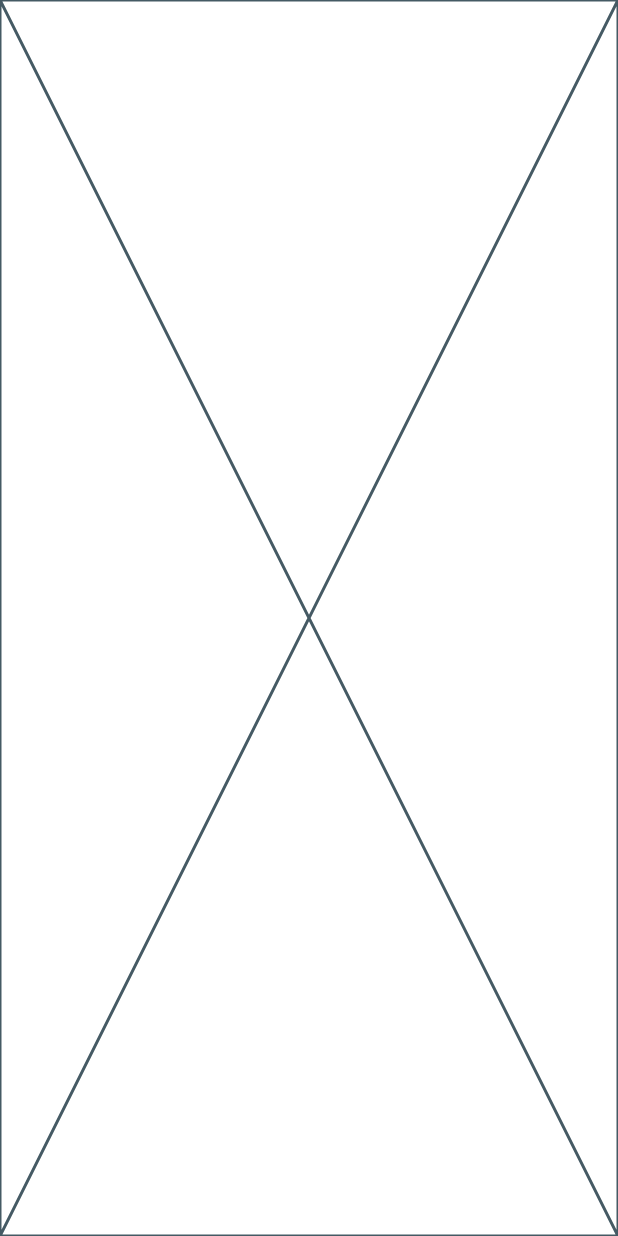
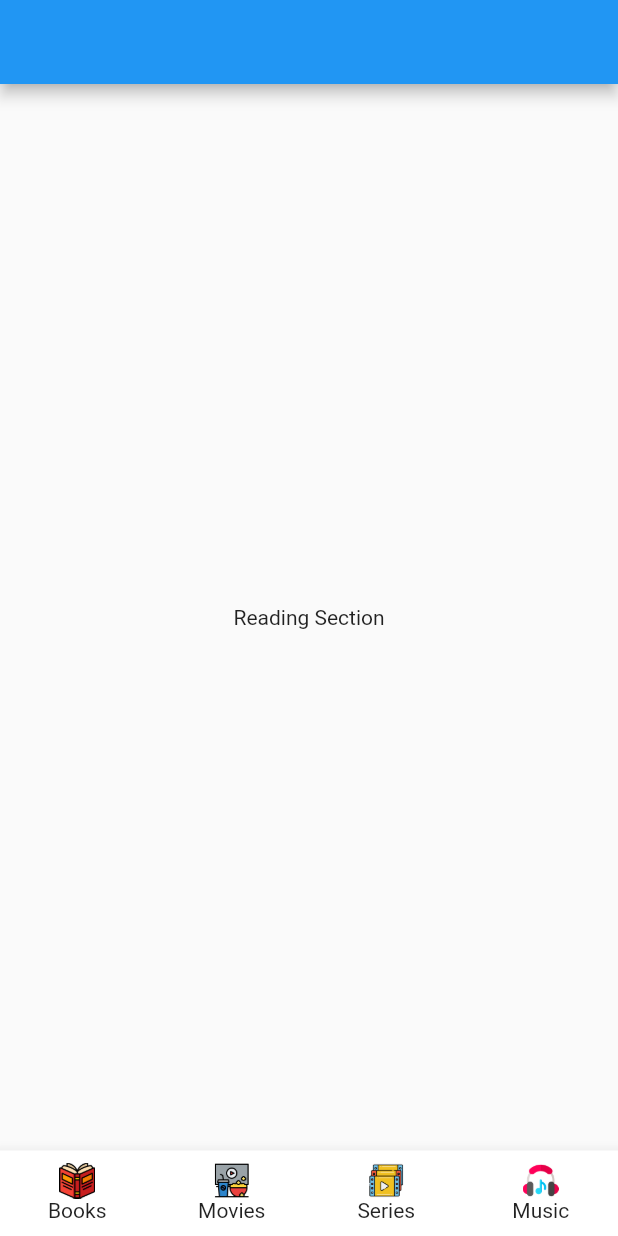
Before and after one commit to anuvab-b/my_collection, a Flutter app: the screen it shows after launch, on a phone screen of 412 x 824 dp. Run offline on Flutter 3.47's test engine with Material 2 defaults, Android fonts, the phone set to English and light mode, and no system bars.

Commit message:
Home Screen bottom nav & provider added

```diff
--- a/lib/main.dart
+++ b/lib/main.dart
@@ -1,6 +1,9 @@
 import 'package:flutter/material.dart';
 import 'package:my_collection/utils/routes/route_names.dart';
 import 'package:my_collection/utils/routes/routes.dart';
+import 'package:my_collection/viewmodel/home_screen_provider.dart';
+import 'package:my_collection/viewmodel/movie_provider.dart';
+import 'package:my_collection/viewmodel/music_provider.dart';
 import 'package:provider/provider.dart';
 
 void main() {
@@ -14,13 +17,17 @@ class MyApp extends StatelessWidget {
   @override
   Widget build(BuildContext context) {
     return MultiProvider(
-      providers: [],
+      providers: [
+        ChangeNotifierProvider(create: (_)=> MusicProvider()),
+        ChangeNotifierProvider(create: (_)=> MovieProvider()),
+        ChangeNotifierProvider(create: (_)=> HomeScreenProvider())
+      ],
       child: MaterialApp(
         title: "My Collection",
         theme: ThemeData(
           primarySwatch: Colors.blue
         ),
-        initialRoute: RouteNames.login,
+        initialRoute: RouteNames.home,
         onGenerateRoute: Routes.generateRoute,
       ),
     );
--- /dev/null
+++ b/lib/res/assets.dart
@@ -0,0 +1,4 @@
+const icBook = "assets/icons/book.png";
+const icMovie = "assets/icons/movie.png";
+const icMusic = "assets/icons/music.png";
+const icSeries = "assets/icons/series.png";
--- /dev/null
+++ b/lib/view/books_screen.dart
@@ -0,0 +1,13 @@
+import 'package:flutter/material.dart';
+class BooksScreen extends StatelessWidget {
+  const BooksScreen({Key? key}) : super(key: key);
+
+  @override
+  Widget build(BuildContext context) {
+    return const Scaffold(
+      body: Center(
+        child: Text("Reading Section"),
+      ),
+    );
+  }
+}
--- a/lib/view/home_screen.dart
+++ b/lib/view/home_screen.dart
@@ -1,9 +1,82 @@
 import 'package:flutter/material.dart';
+import 'package:my_collection/res/assets.dart';
+import 'package:my_collection/view/books_screen.dart';
+import 'package:my_collection/view/movies_screen.dart';
+import 'package:my_collection/view/music_screen.dart';
+import 'package:my_collection/view/series_screen.dart';
+import 'package:my_collection/viewmodel/home_screen_provider.dart';
+import 'package:provider/provider.dart';
 class HomeScreen extends StatelessWidget {
   const HomeScreen({Key? key}) : super(key: key);
 
   @override
   Widget build(BuildContext context) {
-    return const Placeholder();
+    return ChangeNotifierProvider<HomeScreenProvider>(
+      create: (context)=>HomeScreenProvider(),
+      child: Scaffold(
+        appBar: AppBar(),
+        body: Consumer<HomeScreenProvider>(
+            builder:
+                (context,provider,child)
+            {
+              return IndexedStack(
+                index: provider.selectedIndex,
+                children: const [
+                  BooksScreen(),
+                  MoviesScreen(),
+                  SeriesScreen(),
+                  MusicScreen()
+                ],
+              );
+            }),
+        bottomNavigationBar: Consumer<HomeScreenProvider>(
+          builder: (context,provider,child) {
+            return BottomNavigationBar(
+              type: BottomNavigationBarType.fixed,
+              showUnselectedLabels: false,
+              backgroundColor: Colors.white,
+              showSelectedLabels: false,
+              selectedLabelStyle: const TextStyle(fontSize: 8.0),
+              currentIndex: provider.selectedIndex,
+              onTap: provider.onBottomNavIndexChanged,
+              items: [
+                BottomNavigationBarItem(
+                    icon: Column(
+                      children: [
+                        Image.asset(icBook, height: 24.0, width: 24.0),
+                        const Text("Books"),
+                      ],
+                    ),
+                    label: "Books"),
+                BottomNavigationBarItem(
+                    icon: Column(
+                      children: [
+                        Image.asset(icMovie, height: 24.0, width: 24.0),
+                        const Text("Movies"),
+                      ],
+                    ),
+                    label: "Movies"),
+                BottomNavigationBarItem(
+                    icon: Column(
+                      children: [
+                        Image.asset(icSeries, height: 24.0, width: 24.0),
+                        const Text("Series"),
+                      ],
+                    ),
+                    label: "Series"),
+                BottomNavigationBarItem(
+                    icon: Column(
+                      children: [
+                        Image.asset(icMusic, height: 24.0, width: 24.0),
+                        const Text("Music"),
+                      ],
+                    ),
+                    label: "Music")
+              ],
+            );
+          }
+        ),
+      ),
+    );
   }
 }
--- /dev/null
+++ b/lib/view/movies_screen.dart
@@ -0,0 +1,13 @@
+import 'package:flutter/material.dart';
+class MoviesScreen extends StatelessWidget {
+  const MoviesScreen({Key? key}) : super(key: key);
+
+  @override
+  Widget build(BuildContext context) {
+    return  const Scaffold(
+      body: Center(
+        child: Text("Movies Section"),
+      ),
+    );
+  }
+}
--- /dev/null
+++ b/lib/view/music_screen.dart
@@ -0,0 +1,13 @@
+import 'package:flutter/material.dart';
+class MusicScreen extends StatelessWidget {
+  const MusicScreen({Key? key}) : super(key: key);
+
+  @override
+  Widget build(BuildContext context) {
+    return  const Scaffold(
+      body: Center(
+        child: Text("Music Section"),
+      ),
+    );
+  }
+}
--- /dev/null
+++ b/lib/view/series_screen.dart
@@ -0,0 +1,13 @@
+import 'package:flutter/material.dart';
+class SeriesScreen extends StatelessWidget {
+  const SeriesScreen({Key? key}) : super(key: key);
+
+  @override
+  Widget build(BuildContext context) {
+    return  const Scaffold(
+      body: Center(
+        child: Text("Series Corner"),
+      ),
+    );
+  }
+}
--- /dev/null
+++ b/lib/viewmodel/home_screen_provider.dart
@@ -0,0 +1,10 @@
+import 'package:flutter/cupertino.dart';
+
+class HomeScreenProvider extends ChangeNotifier{
+
+  int selectedIndex = 0;
+  onBottomNavIndexChanged(int index){
+    selectedIndex = index;
+    notifyListeners();
+  }
+}
--- /dev/null
+++ b/lib/viewmodel/movie_provider.dart
@@ -0,0 +1,5 @@
+import 'package:flutter/material.dart';
+
+class MovieProvider extends ChangeNotifier{
+
+}
--- /dev/null
+++ b/lib/viewmodel/music_provider.dart
@@ -0,0 +1,5 @@
+import 'package:flutter/cupertino.dart';
+
+class MusicProvider extends ChangeNotifier{
+
+}
```
Also changed, not shown: pubspec.yaml (+2 -30 lines), assets/icons/book.png (added), assets/icons/movie.png (added), assets/icons/music.png (added), assets/icons/series.png (added).
